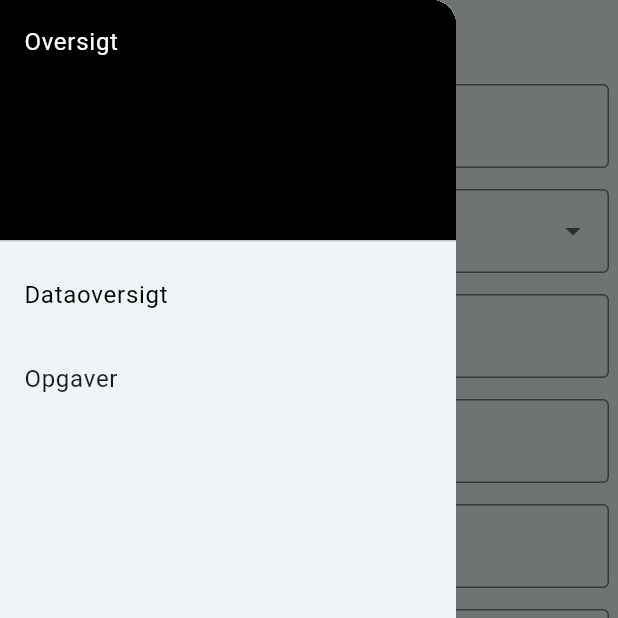
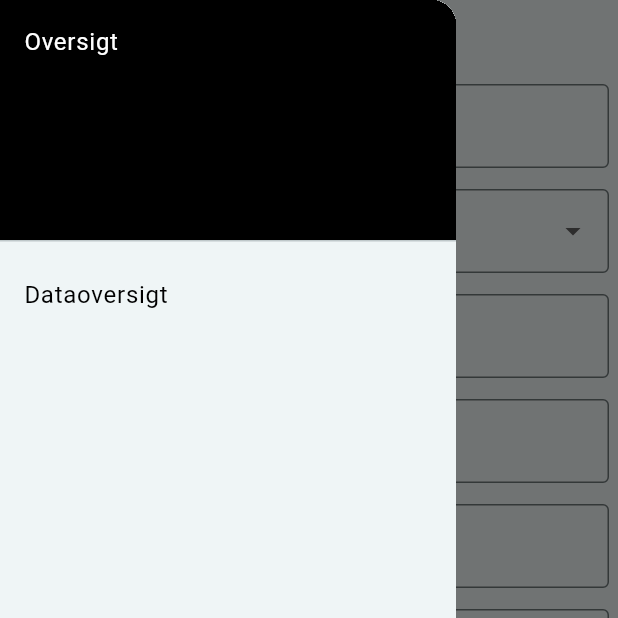
Before and after one commit to abeldenius/psd_db, a Flutter app: the screen it shows after launch, with the side drawer open, on a phone screen of 412 x 824 dp, the top half of it. Run offline on Flutter 3.47's test engine with Material 2 defaults, Android fonts, the light colour scheme and no system bars; Roboto replaces fonts that are missing (IBM).

Commit message:
Removed "Opgaver"

```diff
--- a/lib/main.dart
+++ b/lib/main.dart
@@ -134,12 +134,6 @@ class _MyHomePageState extends State<MyHomePage> {
                   MaterialPageRoute(
                       builder: (context) => const DataOverviewPage()),
                 );
-              },
-            ),
-            ListTile(
-              title: const Text('Opgaver'),
-              onTap: () {
-                Navigator.pop(context); // Close the drawer
               },
             ),
           ],
```
